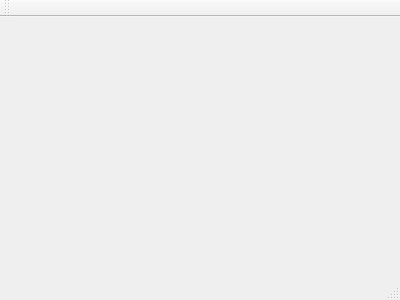
Boza-s6/rs15-20, file mainwindow.ui: the form before one commit.
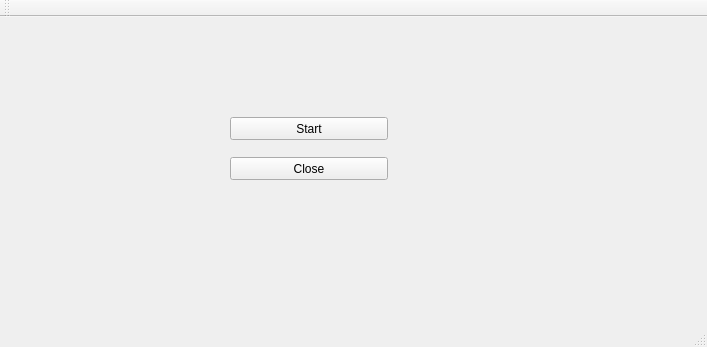
The form after the commit.

```diff
--- a/mainwindow.ui
+++ b/mainwindow.ui
@@ -1,24 +1,78 @@
 <ui version="4.0">
  <class>MainWindow</class>
- <widget class="QMainWindow" name="MainWindow" >
-  <property name="geometry" >
+ <widget class="QMainWindow" name="MainWindow">
+  <property name="geometry">
    <rect>
     <x>0</x>
     <y>0</y>
-    <width>400</width>
-    <height>300</height>
+    <width>707</width>
+    <height>347</height>
    </rect>
   </property>
   <property name="windowTitle" >
    <string>MainWindow</string>
   </property>
-  <widget class="QMenuBar" name="menuBar" />
-  <widget class="QToolBar" name="mainToolBar" />
-  <widget class="QWidget" name="centralWidget" />
-  <widget class="QStatusBar" name="statusBar" />
+  <widget class="QWidget" name="centralWidget">
+   <widget class="QPushButton" name="btnClose">
+    <property name="geometry">
+     <rect>
+      <x>230</x>
+      <y>140</y>
+      <width>158</width>
+      <height>23</height>
+     </rect>
+    </property>
+    <property name="sizePolicy">
+     <sizepolicy hsizetype="Preferred" vsizetype="Preferred">
+      <horstretch>0</horstretch>
+      <verstretch>0</verstretch>
+     </sizepolicy>
+    </property>
+    <property name="text">
+     <string>Close</string>
+    </property>
+   </widget>
+   <widget class="QPushButton" name="btnStart">
+    <property name="geometry">
+     <rect>
+      <x>230</x>
+      <y>100</y>
+      <width>158</width>
+      <height>23</height>
+     </rect>
+    </property>
+    <property name="sizePolicy">
+     <sizepolicy hsizetype="Preferred" vsizetype="Preferred">
+      <horstretch>0</horstretch>
+      <verstretch>0</verstretch>
+     </sizepolicy>
+    </property>
+    <property name="text">
+     <string>Start</string>
+    </property>
+   </widget>
+  </widget>
+  <widget class="QMenuBar" name="menuBar">
+   <property name="geometry">
+    <rect>
+     <x>0</x>
+     <y>0</y>
+     <width>707</width>
+     <height>21</height>
+    </rect>
+   </property>
+  </widget>
+  <widget class="QToolBar" name="mainToolBar">
+   <attribute name="toolBarArea">
+    <enum>TopToolBarArea</enum>
+   </attribute>
+   <attribute name="toolBarBreak">
+    <bool>false</bool>
+   </attribute>
+  </widget>
+  <widget class="QStatusBar" name="statusBar"/>
  </widget>
- <layoutDefault spacing="6" margin="11" />
- <pixmapfunction></pixmapfunction>
+ <layoutdefault spacing="6" margin="11"/>
  <resources/>
  <connections/>
 </ui>
```
Left out of the diff: 3 changed lines with no effect on the pictures.
